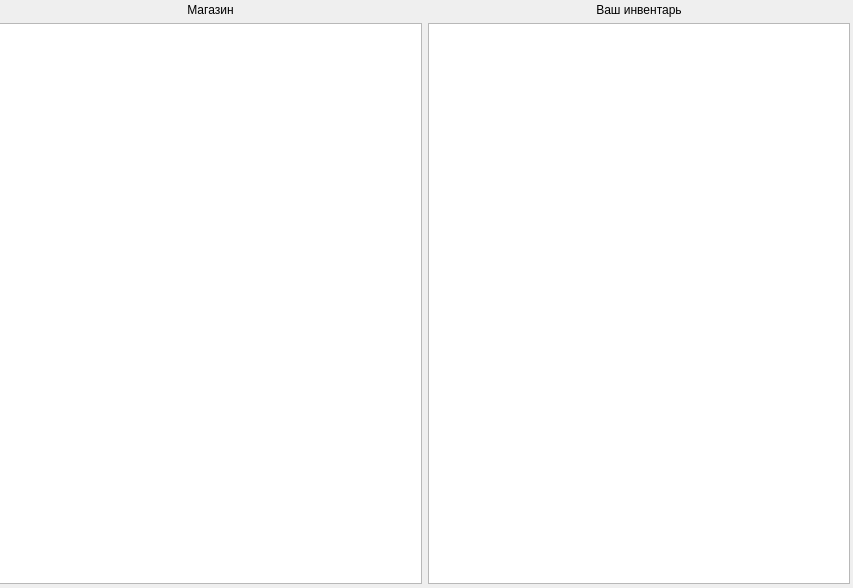
Above: shopwindow.ui from 6rayWa1cher/codename-piratelands before the change. Below: the same form after it.
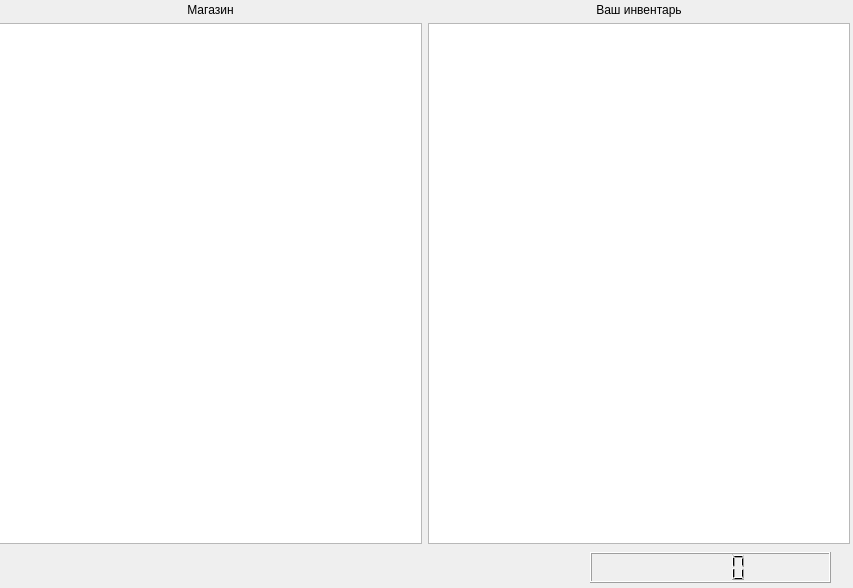
That is the form after the change.

Patch:
```diff
--- a/shopwindow.ui
+++ b/shopwindow.ui
@@ -19,7 +19,7 @@
      <x>-1</x>
      <y>3</y>
      <width>851</width>
-     <height>581</height>
+     <height>541</height>
     </rect>
    </property>
    <layout class="QHBoxLayout" name="horizontalLayout">
@@ -59,6 +59,16 @@
     </item>
    </layout>
   </widget>
+  <widget class="QLCDNumber" name="money_lcd">
+   <property name="geometry">
+    <rect>
+     <x>590</x>
+     <y>552</y>
+     <width>241</width>
+     <height>31</height>
+    </rect>
+   </property>
+  </widget>
  </widget>
  <resources/>
  <connections/>
```
